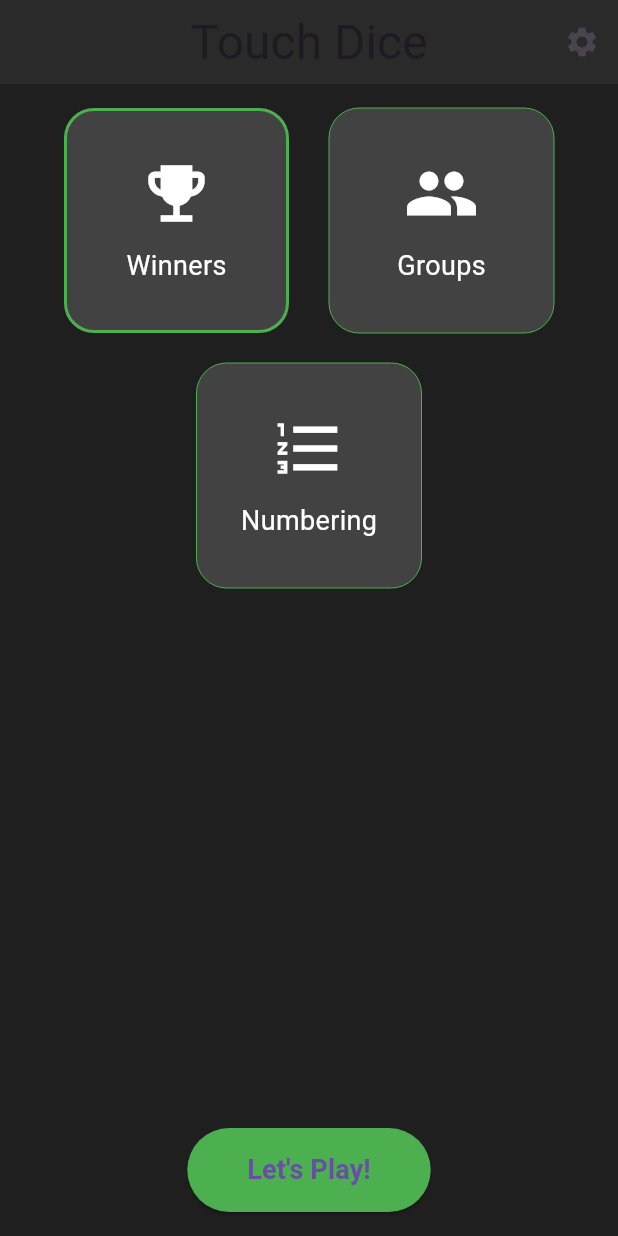
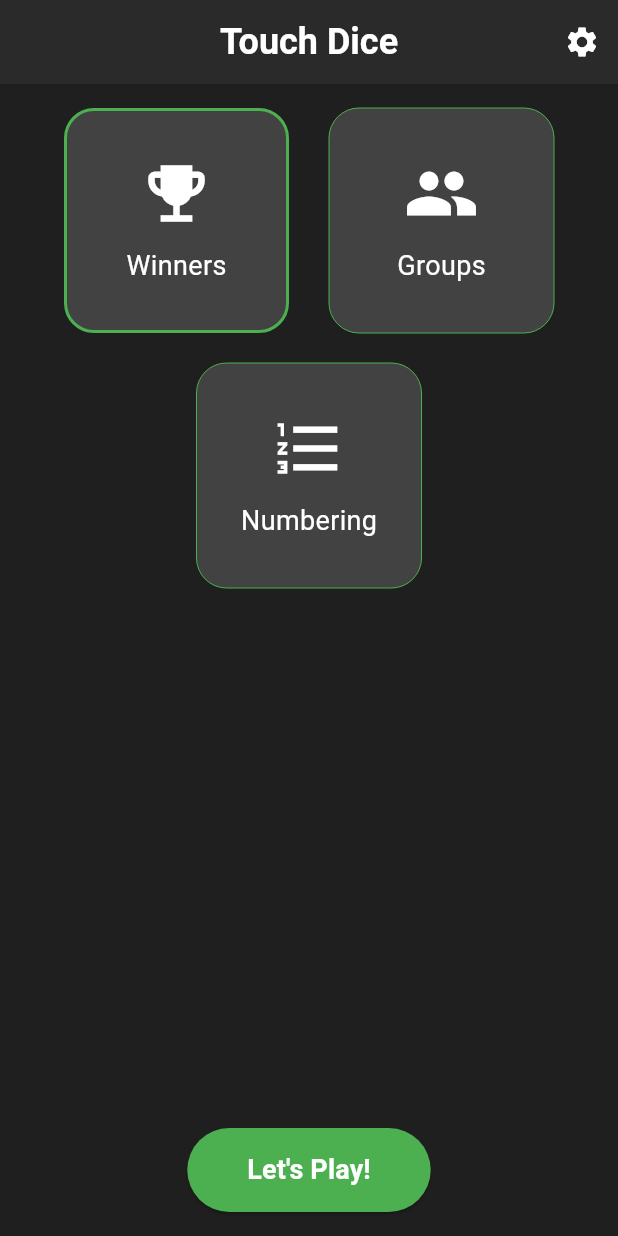
Before and after one commit to iconstar11/touch_dice, a Flutter app: the screen it shows after launch, on a phone screen of 412 x 824 dp. Run offline on Flutter 3.47's test engine with Material 3 defaults, Android fonts, the phone set to English and light mode, and no system bars; our stand-ins replace get.

Commit message:
Chore: the theme of the app

```diff
--- a/lib/main.dart
+++ b/lib/main.dart
@@ -1,5 +1,6 @@
 import 'package:flutter/material.dart';
 import 'package:get/get.dart';
+import 'package:touch_dice/utils/colors.dart';
 import 'routes.dart'; // Import your routes file
 
 void main() {
@@ -7,7 +8,7 @@
 }
 
 class MyApp extends StatelessWidget {
-  const MyApp({Key? key}) : super(key: key);
+  const MyApp({super.key});
 
   @override
   Widget build(BuildContext context) {
@@ -17,8 +18,39 @@
       initialRoute: '/First-Page', // Set the default route
       getPages: Routes.routes, // Pass the routes defined in Routes class
       theme: ThemeData(
-        primarySwatch: Colors.blue,
-        visualDensity: VisualDensity.adaptivePlatformDensity,
+        scaffoldBackgroundColor: kBackgroundColor, // App background color
+        cardColor: kCardBackgroundColor, // Card background color
+        primaryColor: kAccentColorGreen, // Primary app color
+        textTheme: const TextTheme(
+          headlineLarge: TextStyle(
+              color: kPrimaryTextColor,
+              fontSize: 24,
+              fontWeight: FontWeight.bold), // Updated style name
+          bodyLarge: TextStyle(
+              color: kSecondaryTextColor, fontSize: 16), // Updated style name
+        ),
+        appBarTheme: const AppBarTheme(
+          backgroundColor: kCardBackgroundColor, // AppBar background color
+          titleTextStyle: TextStyle(
+            color: kPrimaryTextColor,
+            fontSize: 20,
+            fontWeight: FontWeight.bold,
+          ), // Title color
+          iconTheme: IconThemeData(color: kPrimaryTextColor), // Icon color
+        ),
+        buttonTheme: const ButtonThemeData(
+          buttonColor: kAccentColorGreen, // Default button color
+          textTheme: ButtonTextTheme.primary, // Text color inside buttons
+        ),
+        elevatedButtonTheme: ElevatedButtonThemeData(
+          style: ElevatedButton.styleFrom(
+            backgroundColor: kAccentColorGreen, // Green button
+            foregroundColor: kPrimaryTextColor, // White text
+          ),
+        ),
+        iconTheme: const IconThemeData(
+          color: kPrimaryTextColor, // Default icon color
+        ),
       ),
     );
   }
```
